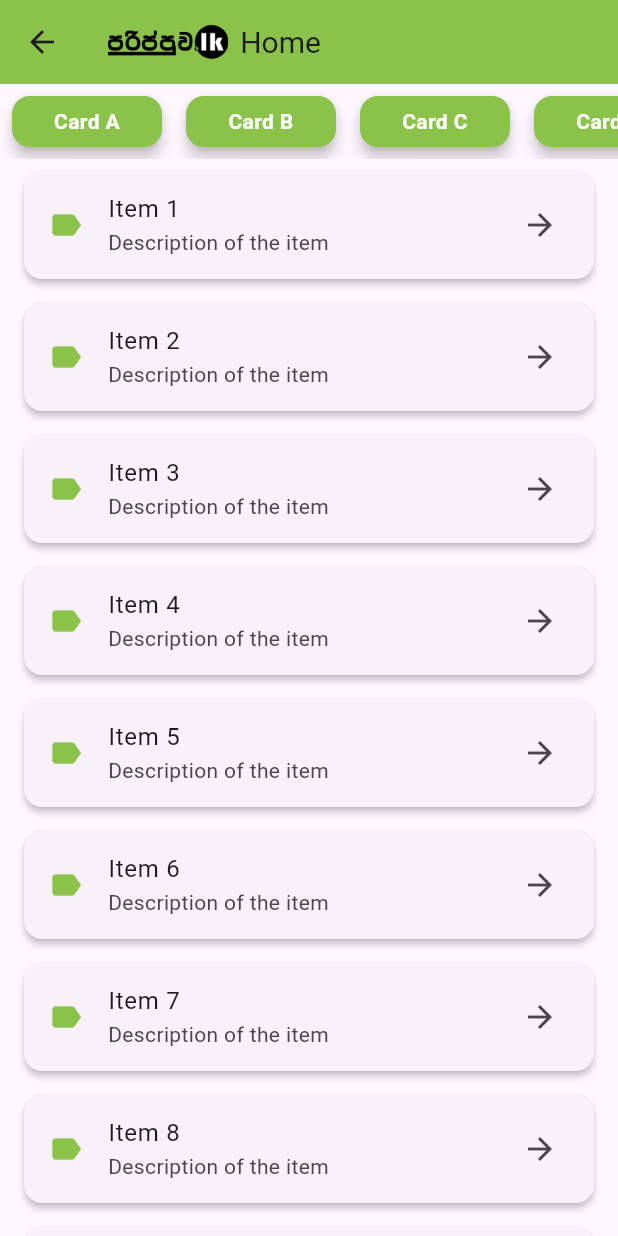
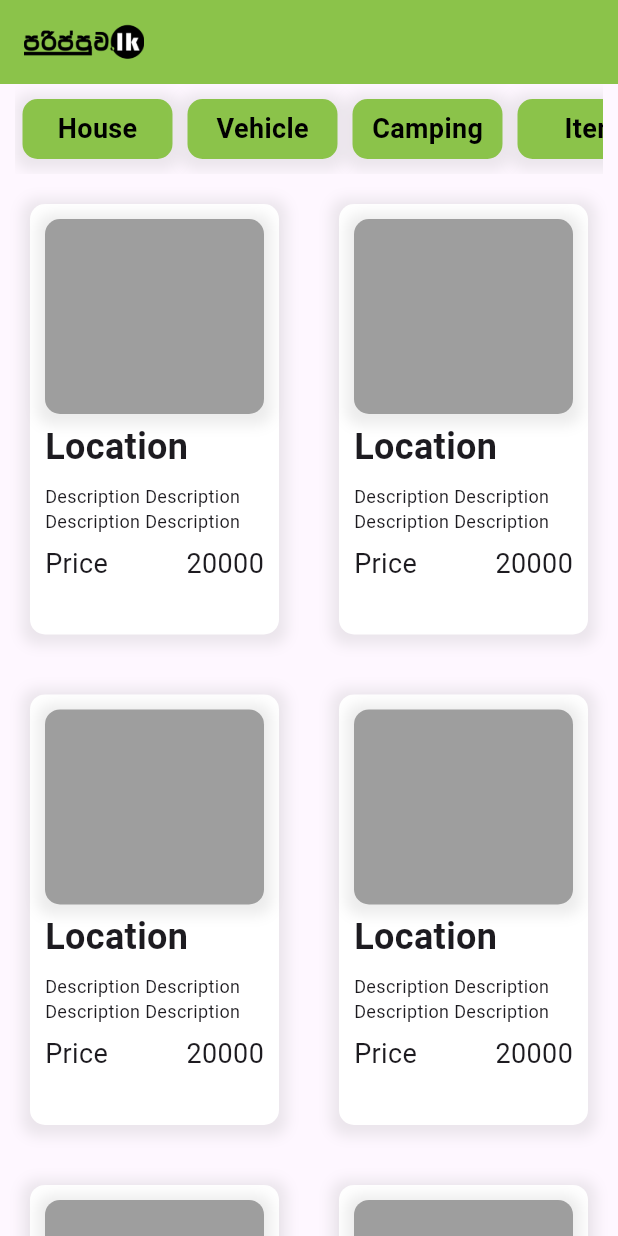
Before and after one commit to PasinduSandamalSenanayake/Parippuwa.lk, a Flutter app: the Home screen opened directly, on a phone screen of 412 x 824 dp. Run offline on Flutter 3.47's test engine with Material 3 defaults, Android fonts, the light colour scheme and no system bars; our stand-ins replace firebase_auth, firebase_core; accounts and stored records are empty.

Commit message:
add home widget

```diff
--- a/lib/main.dart
+++ b/lib/main.dart
@@ -1,8 +1,10 @@
 import 'package:flutter/material.dart';
+import 'package:parippuwa/auth/auth_page.dart';
 import 'package:parippuwa/screen/home.dart';
 import 'package:parippuwa/screen/login.dart';
 import 'package:parippuwa/screen/register.dart';
 import 'package:firebase_core/firebase_core.dart';
+import 'package:parippuwa/widget/category_widget.dart';
 import 'firebase_options.dart';
 
 void main() async {
@@ -25,7 +27,8 @@
         colorScheme: ColorScheme.fromSeed(seedColor: Colors.deepPurple),
         useMaterial3: true,
       ),
-      home: const Register(),
+      home: const Home(),
+      debugShowCheckedModeBanner: false,
     );
   }
 }
--- a/lib/screen/home.dart
+++ b/lib/screen/home.dart
@@ -1,4 +1,7 @@
 import 'package:flutter/material.dart';
+import 'package:parippuwa/widget/home_widget.dart';
+
+import '../widget/category_widget.dart';
 
 class Home extends StatefulWidget {
   const Home({super.key});
@@ -8,17 +11,6 @@ class Home extends StatefulWidget {
 }
 
 class _HomeState extends State<Home> {
-  // List of unique names for horizontal cards
-  final List<String> horizontalCardNames = [
-    'Card A',
-    'Card B',
-    'Card C',
-    'Card D',
-    'Card E',
-    'Card F',
-    'Card G',
-  ];
-
   @override
   Widget build(BuildContext context) {
     return Scaffold(
@@ -30,72 +22,14 @@ class _HomeState extends State<Home> {
               'asset/lk.png',
               height: 32, // Adjust size as needed
             ),
-            const SizedBox(width: 8), // Add spacing between the image and text
-            const Text('Home', style: TextStyle(fontSize: 20)),
           ],
         ),
       ),
-      body: Column(
-        children: [
-          SizedBox(
-            height: 50, // Set height for the horizontal card section
-            child: ListView.builder(
-              scrollDirection: Axis.horizontal,
-              itemCount: horizontalCardNames.length, // Use the names list
-              itemBuilder: (context, index) {
-                return GestureDetector(
-                  onTap: () {
-                    // Display a message when the card is clicked
-                    ScaffoldMessenger.of(context).showSnackBar(
-                      SnackBar(
-                        content: Text('${horizontalCardNames[index]} clicked!'),
-                        duration: const Duration(seconds: 2),
-                      ),
-                    );
-                  },
-                  child: Card(
-                    margin: const EdgeInsets.all(8.0),
-                    color: Colors.lightGreen,
-                    elevation: 4, // Add subtle shadow for better appearance
-                    child: SizedBox(
-                      width: 100, // Width of each card
-                      child: Center(
-                        child: Text(
-                          horizontalCardNames[index], // Display unique names
-                          style: const TextStyle(
-                            color: Colors.white,
-                            fontWeight: FontWeight.bold,
-                          ),
-                          textAlign: TextAlign.center,
-                        ),
-                      ),
-                    ),
-                  ),
-                );
-              },
-            ),
-          ),
-          Expanded(
-            child: ListView.builder(
-              itemCount: 20, // Number of vertical cards
-              itemBuilder: (context, index) {
-                return Card(
-                  margin: const EdgeInsets.symmetric(
-                    horizontal: 16.0,
-                    vertical: 8.0,
-                  ),
-                  elevation: 2, // Subtle shadow for better appearance
-                  child: ListTile(
-                    title: Text('Item ${index + 1}'),
-                    subtitle: const Text('Description of the item'),
-                    leading: const Icon(Icons.label, color: Colors.lightGreen),
-                    trailing: const Icon(Icons.arrow_forward),
-                  ),
-                );
-              },
-            ),
-          ),
-        ],
+      body: SafeArea(
+        child: Column(
+          crossAxisAlignment: CrossAxisAlignment.start,
+          children: [CategoryWidget(), HomeWidget()],
+        ),
       ),
     );
   }
--- /dev/null
+++ b/lib/widget/category_widget.dart
@@ -0,0 +1,168 @@
+import 'package:flutter/material.dart';
+
+class CategoryWidget extends StatefulWidget {
+  const CategoryWidget({super.key});
+
+  @override
+  State<CategoryWidget> createState() => _CategoryWidgetState();
+}
+
+class _CategoryWidgetState extends State<CategoryWidget> {
+  @override
+  Widget build(BuildContext context) {
+    return Padding(
+      padding: EdgeInsets.symmetric(horizontal: 10),
+      child: SingleChildScrollView(
+        scrollDirection: Axis.horizontal,
+        child: Row(
+          children: [
+            house_category(),
+            vehicle_category(),
+            camping_category(),
+            item_category(),
+          ],
+        ),
+      ),
+    );
+  }
+
+  Widget house_category() {
+    return Padding(
+      padding: const EdgeInsets.symmetric(
+          vertical: 10, horizontal: 5), // Ensure proper spacing
+      child: GestureDetector(
+        onTap: () {}, // Keep your onTap logic
+        child: Container(
+          width: 100, // Fixed width for each container
+          height: 40, // Fixed height for each container
+          decoration: BoxDecoration(
+            borderRadius: BorderRadius.circular(10),
+            color: Colors.lightGreen,
+            boxShadow: [
+              BoxShadow(
+                color: Colors.grey.withOpacity(0.2),
+                blurRadius: 7,
+                spreadRadius: 5,
+                offset: const Offset(0, 2),
+              ),
+            ],
+          ),
+          alignment: Alignment.center, // Center text inside the container
+          child: const Text(
+            "House", // Static text inside the container
+            style: TextStyle(
+              fontSize: 18,
+              color: Colors.black, // Text color
+              fontWeight: FontWeight.bold,
+            ),
+          ),
+        ),
+      ),
+    );
+  }
+
+  Widget vehicle_category() {
+    return Padding(
+      padding: const EdgeInsets.symmetric(
+          vertical: 10, horizontal: 5), // Ensure proper spacing
+      child: GestureDetector(
+        onTap: () {}, // Keep your onTap logic
+        child: Container(
+          width: 100, // Fixed width for each container
+          height: 40, // Fixed height for each container
+          decoration: BoxDecoration(
+            borderRadius: BorderRadius.circular(10),
+            color: Colors.lightGreen,
+            boxShadow: [
+              BoxShadow(
+                color: Colors.grey.withOpacity(0.2),
+                blurRadius: 7,
+                spreadRadius: 5,
+                offset: const Offset(0, 2),
+              ),
+            ],
+          ),
+          alignment: Alignment.center, // Center text inside the container
+          child: const Text(
+            "Vehicle", // Static text inside the container
+            style: TextStyle(
+              fontSize: 18,
+              color: Colors.black, // Text color
+              fontWeight: FontWeight.bold,
+            ),
+          ),
+        ),
+      ),
+    );
+  }
+
+  Widget camping_category() {
+    return Padding(
+      padding: const EdgeInsets.symmetric(
+          vertical: 10, horizontal: 5), // Ensure proper spacing
+      child: GestureDetector(
+        onTap: () {}, // Keep your onTap logic
+        child: Container(
+          width: 100, // Fixed width for each container
+          height: 40, // Fixed height for each container
+          decoration: BoxDecoration(
+            borderRadius: BorderRadius.circular(10),
+            color: Colors.lightGreen,
+            boxShadow: [
+              BoxShadow(
+                color: Colors.grey.withOpacity(0.2),
+                blurRadius: 7,
+                spreadRadius: 5,
+                offset: const Offset(0, 2),
+              ),
+            ],
+          ),
+          alignment: Alignment.center, // Center text inside the container
+          child: const Text(
+            "Camping", // Static text inside the container
+            style: TextStyle(
+              fontSize: 18,
+              color: Colors.black, // Text color
+              fontWeight: FontWeight.bold,
+            ),
+          ),
+        ),
+      ),
+    );
+  }
+
+  Widget item_category() {
+    return Padding(
+      padding: const EdgeInsets.symmetric(
+          vertical: 10, horizontal: 5), // Ensure proper spacing
+      child: GestureDetector(
+        onTap: () {}, // Keep your onTap logic
+        child: Container(
+          width: 100, // Fixed width for each container
+          height: 40, // Fixed height for each container
+          decoration: BoxDecoration(
+            borderRadius: BorderRadius.circular(10),
+            color: Colors.lightGreen,
+            boxShadow: [
+              BoxShadow(
+                color: Colors.grey.withOpacity(0.2),
+                blurRadius: 7,
+                spreadRadius: 5,
+                offset: const Offset(0, 2),
+              ),
+            ],
+          ),
+          alignment: Alignment.center, // Center text inside the container
+          child: const Text(
+            "Item", // Static text inside the container
+            style: TextStyle(
+              fontSize: 18,
+              color: Colors.black, // Text color
+              fontWeight: FontWeight.bold,
+            ),
+          ),
+        ),
+      ),
+    );
+  }
+}
--- /dev/null
+++ b/lib/widget/home_widget.dart
@@ -0,0 +1,101 @@
+import 'package:flutter/material.dart';
+
+class HomeWidget extends StatefulWidget {
+  const HomeWidget({super.key});
+
+  @override
+  State<HomeWidget> createState() => _HomeWidgetState();
+}
+
+class _HomeWidgetState extends State<HomeWidget> {
+  @override
+  Widget build(BuildContext context) {
+    return SingleChildScrollView(
+      scrollDirection: Axis.vertical,
+      child: GridView.count(
+        childAspectRatio: 0.63,
+        physics: NeverScrollableScrollPhysics(),
+        crossAxisCount: 2,
+        shrinkWrap: true,
+        children: [
+          for (int i = 1; i < 8; i++)
+            Padding(
+              padding: EdgeInsets.all(20),
+              child: Container(
+                width: 170,
+                height: 270,
+                decoration: BoxDecoration(
+                  borderRadius: BorderRadius.circular(10),
+                  color: Colors.white,
+                  boxShadow: [
+                    BoxShadow(
+                      color: Colors.grey.withOpacity(0.2),
+                      blurRadius: 7,
+                      spreadRadius: 5,
+                      offset: Offset(0, 2),
+                    )
+                  ],
+                ),
+                child: Padding(
+                  padding: EdgeInsets.all(10),
+                  child: Column(
+                    crossAxisAlignment: CrossAxisAlignment.start,
+                    children: [
+                      Container(
+                        height: 130,
+                        width: double.infinity,
+                        decoration: BoxDecoration(
+                          borderRadius: BorderRadius.circular(10),
+                          color: Colors.grey,
+                          boxShadow: [
+                            BoxShadow(
+                              color: Colors.grey.withOpacity(0.2),
+                              blurRadius: 7,
+                              spreadRadius: 5,
+                              offset: Offset(0, 2),
+                            )
+                          ],
+                        ),
+                      ),
+                      Padding(
+                        padding: EdgeInsets.symmetric(vertical: 5),
+                        child: Text(
+                          "Location",
+                          style: TextStyle(
+                              fontSize: 24, fontWeight: FontWeight.bold),
+                        ),
+                      ),
+                      Padding(
+                        padding: EdgeInsets.symmetric(vertical: 2),
+                        child: Text(
+                          "Description Description Description Description",
+                          style: TextStyle(fontSize: 12),
+                          maxLines: 3,
+                        ),
+                      ),
+                      Padding(
+                        padding: EdgeInsets.symmetric(vertical: 5),
+                        child: Row(
+                          mainAxisAlignment: MainAxisAlignment.spaceBetween,
+                          children: [
+                            Text(
+                              "Price",
+                              style: TextStyle(fontSize: 18),
+                            ),
+                            Text(
+                              "20000",
+                              style: TextStyle(fontSize: 18),
+                            ),
+                          ],
+                        ),
+                      ),
+                    ],
+                  ),
+                ),
+              ),
+            ),
+        ],
+      ),
+    );
+  }
+}
--- a/pubspec.yaml
+++ b/pubspec.yaml
@@ -48,6 +48,7 @@ dev_dependencies:
   flutter_lints: ^4.0.0
   firebase_core: ^3.7.0
   cloud_firestore: ^5.2.2
+  firebase_auth: ^5.4.1
 
 
 
```
Also changed, not shown: lib/auth/auth_page.dart (added, +30 -0 lines), lib/auth/main_page.dart (added, +24 -0 lines), lib/screen/login.dart (+56 -51 lines), lib/screen/register.dart (+60 -69 lines), pubspec.lock, 2 other files.
